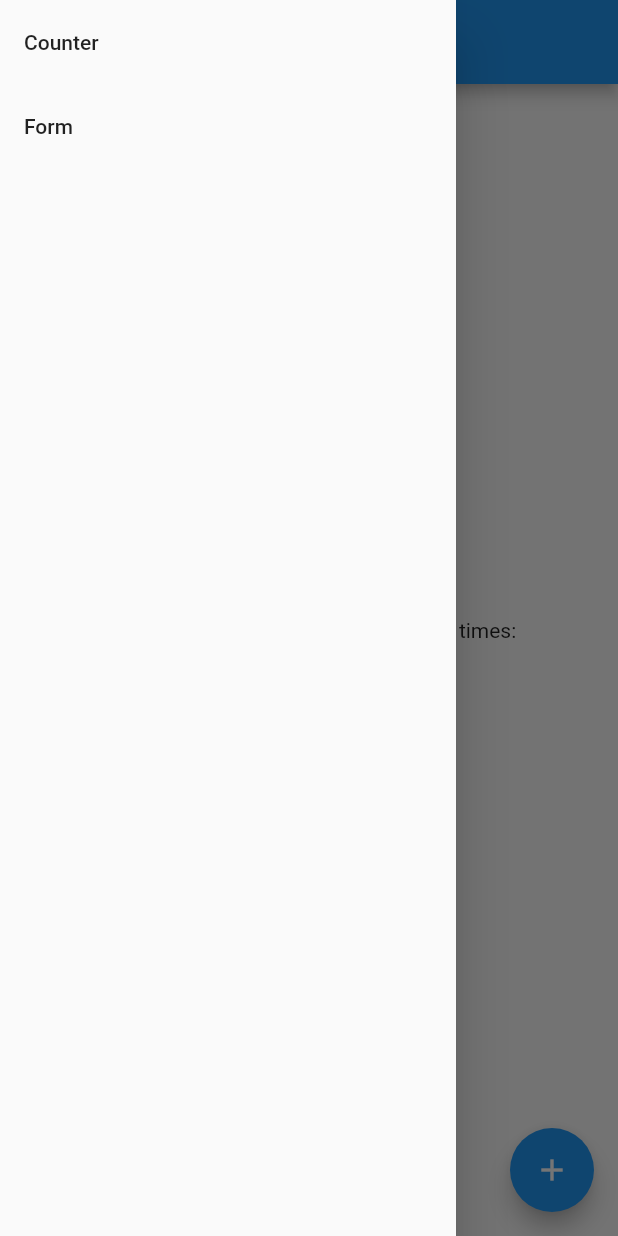
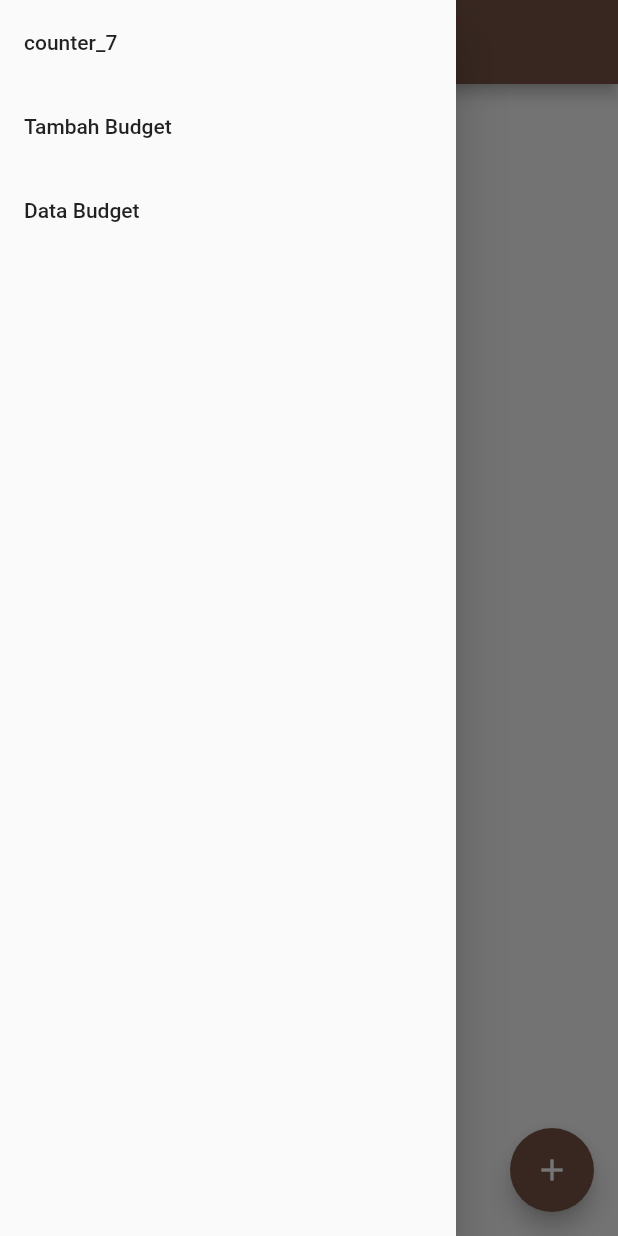
Before and after one commit to pantunn/pbp-flutter-tutorial, a Flutter app: the screen it shows after launch, with the side drawer open, on a phone screen of 412 x 824 dp. Run offline on Flutter 3.47's test engine with Material 2 defaults, Android fonts, the phone set to English and light mode, and no system bars.

Commit message:
mengerjakan tugas 8

```diff
--- /dev/null
+++ b/flutter_application_1/lib/data.dart
@@ -0,0 +1,16 @@
+var listBudget = <Budget>[];
+
+class Budget {
+  late String title;
+  late int nominal;
+  late String type;
+  late DateTime date;
+
+  Budget ({
+    required this.title,
+    required this.nominal,
+    required this.type,
+    required this.date,
+  });
+
+}
--- /dev/null
+++ b/flutter_application_1/lib/drawer.dart
@@ -0,0 +1,51 @@
+import 'package:flutter_application_1/budget.dart';
+import 'package:flutter_application_1/main.dart';
+import 'package:flutter_application_1/form.dart';
+import 'package:flutter/material.dart';
+
+class MyDrawer extends StatelessWidget {
+  const MyDrawer({super.key});
+
+  @override
+  Widget build(BuildContext context) {
+    return Drawer(
+      child: Column(
+        children: [
+          ListTile(
+            title: const Text('counter_7'),
+            onTap: () {
+              Navigator.pop(context);
+              // Routing the menu to the main page
+              // Navigator.pushReplacement(
+              //   context,
+              //   MaterialPageRoute(builder: (context) => const MyHomePage()),
+              // );
+            },
+          ),
+          ListTile(
+            title: const Text('Tambah Budget'),
+            onTap: () {
+              Navigator.pop(context);
+              // Routing the menu to the main page
+              Navigator.push(
+                context,
+                MaterialPageRoute(builder: (context) => const BudgetForm()),
+              );
+            },
+          ),
+          ListTile(
+            title: const Text('Data Budget'),
+            onTap: () {
+              Navigator.pop(context);
+              // Routing the menu to the main page
+              Navigator.push(
+                context,
+                MaterialPageRoute(builder: (context) => const Budget()),
+              );
+            },
+          ),
+        ],
+      ),
+    );
+  }
+}
--- a/flutter_application_1/lib/main.dart
+++ b/flutter_application_1/lib/main.dart
@@ -1,7 +1,5 @@
 import 'package:flutter/material.dart';
-import 'package:flutter_application_1/form.dart';
-
-
+import 'package:flutter_application_1/drawer.dart';
 void main() {
   runApp(const MyApp());
 }
@@ -9,31 +7,50 @@ void main() {
 class MyApp extends StatelessWidget {
   const MyApp({super.key});
 
+  // This widget is the root of your application.
   @override
   Widget build(BuildContext context) {
     return MaterialApp(
       title: 'Flutter Demo',
       theme: ThemeData(
-            primarySwatch: Colors.blue,
+        // This is the theme of your application.
+        //
+        // Try running your application with "flutter run". You'll see the
+        // application has a blue toolbar. Then, without quitting the app, try
+        // changing the primarySwatch below to Colors.green and then invoke
+        // "hot reload" (press "r" in the console where you ran "flutter run",
+        // or simply save your changes to "hot reload" in a Flutter IDE).
+        // Notice that the counter didn't reset back to zero; the application
+        // is not restarted.
+        primarySwatch: Colors.brown,
       ),
-        home: const MyHomePage(),
+      home: const MyHomePage(title: 'Program Counter 😃'),
     );
   }
 }
 
 class MyHomePage extends StatefulWidget {
-    const MyHomePage({super.key});
+  const MyHomePage({super.key, required this.title});
 
-    final String title = 'Flutter Demo Home Page';
+  // This widget is the home page of your application. It is stateful, meaning
+  // that it has a State object (defined below) that contains fields that affect
+  // how it looks.
+
+  // This class is the configuration for the state. It holds the values (in this
+  // case the title) provided by the parent (in this case the App widget) and
+  // used by the build method of the State. Fields in a Widget subclass are
+  // always marked "final".
+
+  final String title;
 
   @override
   State<MyHomePage> createState() => _MyHomePageState();
 }
 
-
 class _MyHomePageState extends State<MyHomePage> {
   int _counter = 0;
-
+  String genap = 'genap ✌🏻';
+  String ganjil = 'ganjil ☝🏻';
   void _incrementCounter() {
     setState(() {
       // This call to setState tells the Flutter framework that something has
@@ -42,6 +59,15 @@ class _MyHomePageState extends State<MyHomePage> {
       // _counter without calling setState(), then the build method would not be
       // called again, and so nothing would appear to happen.
       _counter++;
+    });
+  }
+
+  void _decrementCounter(){
+    setState(() {
+      if(_counter > 0) {
+        _counter--;
+      }
+
     });
   }
 
@@ -55,36 +81,11 @@ class _MyHomePageState extends State<MyHomePage> {
     // than having to individually change instances of widgets.
     return Scaffold(
       appBar: AppBar(
+        // Here we take the value from the MyHomePage object that was created by
+        // the App.build method, and use it to set our appbar title.
         title: Text(widget.title),
       ),
-      // Menambahkan drawer menu
-      drawer: Drawer(
-          child: Column(
-            children: [
-              // Menambahkan clickable menu
-              ListTile(
-                title: const Text('Counter'),
-                onTap: () {
-                  // Route menu ke halaman utama
-                  Navigator.pushReplacement(
-                    context,
-                    MaterialPageRoute(builder: (context) => const MyHomePage()),
-                  );
-                },
-              ),
-              ListTile(
-                title: const Text('Form'),
-                onTap: () {
-                  // Route menu ke halaman form
-                  Navigator.pushReplacement(
-                    context,
-                    MaterialPageRoute(builder: (context) => const MyFormPage()),
-                  );
-                },
-              ),
-            ],
-          ),
-        ),
+      drawer: const MyDrawer(),
       body: Center(
         // Center is a layout widget. It takes a single child and positions it
         // in the middle of the parent.
@@ -105,21 +106,56 @@ class _MyHomePageState extends State<MyHomePage> {
           // horizontal).
           mainAxisAlignment: MainAxisAlignment.center,
           children: <Widget>[
-            const Text(
-              'You have clicked the button this many times:',
-            ),
+            if (_counter % 2 == 0)... [
+              const Text('GENAP',
+              style:TextStyle(color: Colors.red),),
+            ]else...[
+              const Text('GANJIL',
+              style: TextStyle(color: Colors.blue),),
+            ],
             Text(
               '$_counter',
               style: Theme.of(context).textTheme.headline4,
             ),
           ],
+
         ),
       ),
-      floatingActionButton: FloatingActionButton(
+
+      floatingActionButton: Padding(
+        padding: EdgeInsets.only(left: 30),
+        child: Row(
+          crossAxisAlignment: CrossAxisAlignment.end,
+          children: [
+            if (_counter == 0)... {
+
+              Expanded(child: Container()),
+              FloatingActionButton(
                 onPressed: _incrementCounter,
                 tooltip: 'Increment',
                 child: const Icon(Icons.add),
               ), // This trailing comma makes auto-formatting nicer for build methods.
+            }
+            else... {
+              FloatingActionButton(
+
+              onPressed: _decrementCounter,
+              tooltip: 'Decrement',
+              child: const Icon(Icons.remove),
+              ), // This trailing comma makes auto-formatting nicer for build methods.
+              Expanded(child: Container()),
+              FloatingActionButton(
+                onPressed: _incrementCounter,
+                tooltip: 'Increment',
+                child: const Icon(Icons.add),
+              ), // This trailing comma makes auto-formatting nicer for build methods.
+            }
+
+          ],
+        )
+
+      )
+
     );
   }
 }
```
Also changed, not shown: flutter_application_1/lib/budget.dart (added, +78 -0 lines), flutter_application_1/lib/form.dart (+138 -208 lines). Lines whose indentation alone changed are shown as unchanged.
